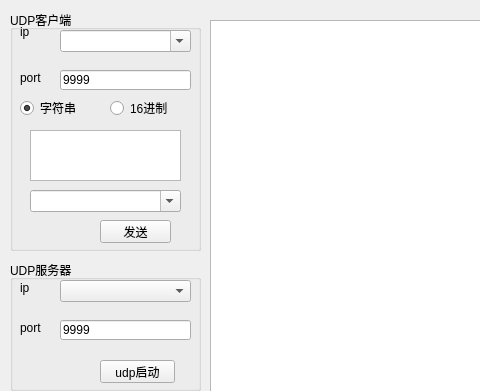
First picture: the form in KProjNetTest/test_prj1.ui, repository listen0428/GIT_KProjNetTest, before the edit; both pictures show x 0 to 480 and y 0 to 391 of the 1259 by 663 pixel window.
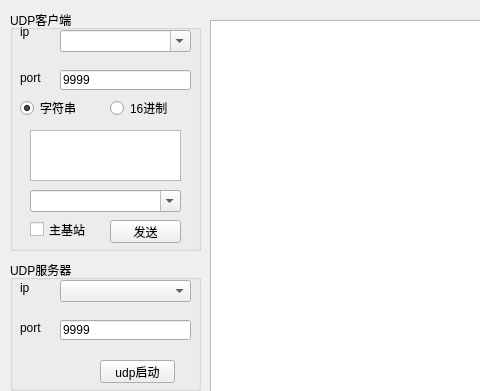
Second picture: the form after the edit.

Commit message: 1、增加主基站ip列表，从excel中读取； 2、解决数据库处理异常问题， 3、对于在主线程中长时间执行的程序，应该开辟子线程执行，否则将导致界面卡顿， 4、修改lora解帧方式。

Patch:
```diff
--- a/KProjNetTest/test_prj1.ui
+++ b/KProjNetTest/test_prj1.ui
@@ -291,7 +291,7 @@
    <widget class="QPushButton" name="pB_send">
     <property name="geometry">
      <rect>
-      <x>90</x>
+      <x>100</x>
       <y>210</y>
       <width>71</width>
       <height>23</height>
@@ -301,6 +301,19 @@
      <string>发送</string>
     </property>
    </widget>
+   <widget class="QCheckBox" name="chB_masterip">
+    <property name="geometry">
+     <rect>
+      <x>20</x>
+      <y>210</y>
+      <width>91</width>
+      <height>19</height>
+     </rect>
+    </property>
+    <property name="text">
+     <string>主基站</string>
+    </property>
+   </widget>
   </widget>
   <widget class="QLineEdit" name="lE_incnt">
    <property name="geometry">
```
Left out of the diff: 21 changed lines with no effect on the pictures. The commit also changes 7 other files.
